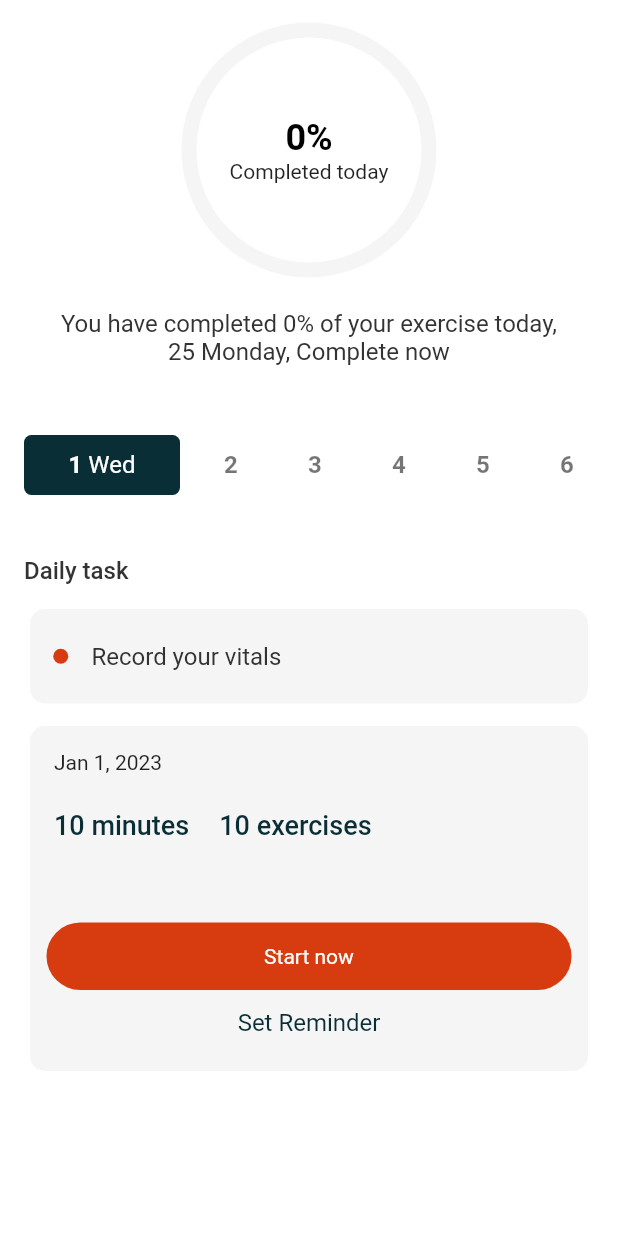
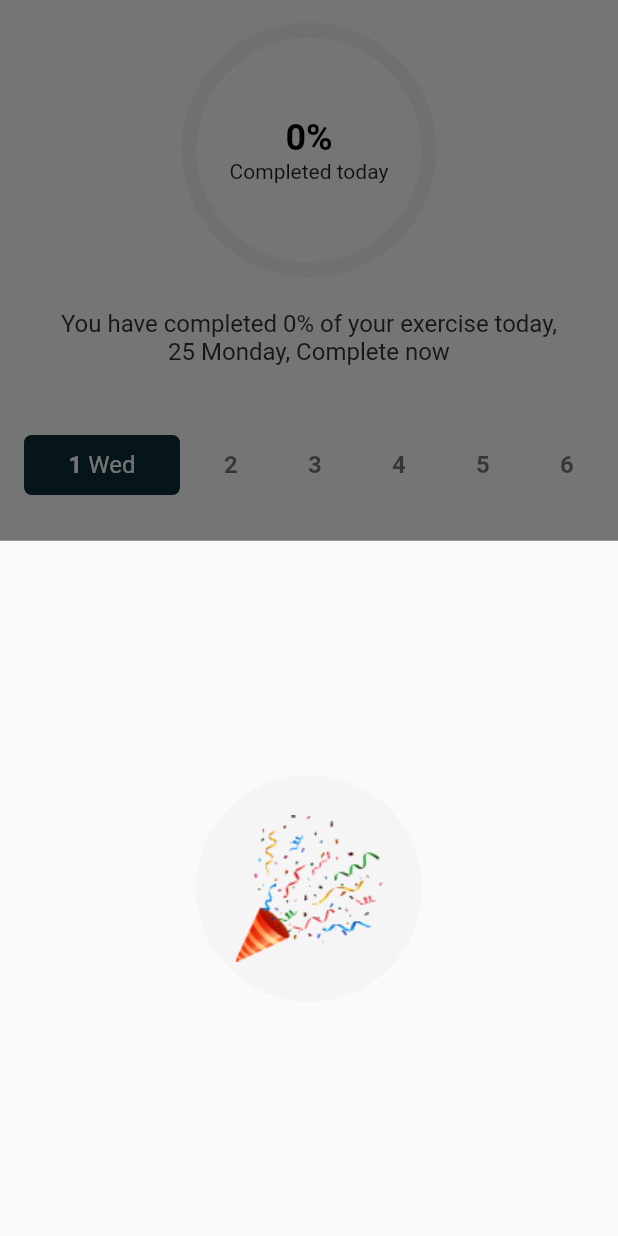
Before and after one commit to oluwajueda/getfitt, a Flutter app: the Home screen opened directly, on a phone screen of 412 x 824 dp. Run offline on Flutter 3.47's test engine with Material 2 defaults, Android fonts, the light colour scheme and no system bars; drawn by our look-alikes of percent_indicator; our stand-ins replace cloud_firestore, firebase_auth, firebase_core, flutter_bloc, pinput; accounts and stored records are empty.

Commit message:
add showModalBottomSheet to home page

```diff
--- a/lib/main.dart
+++ b/lib/main.dart
@@ -4,24 +4,12 @@ import 'dart:async';
 
 import 'package:flutter/cupertino.dart';
 import 'package:flutter/material.dart';
-import 'package:getfitts/TimerScreen.dart';
-import 'package:getfitts/provider/vitals.dart';
 import 'package:getfitts/screens/GetNotification.dart';
 import 'package:getfitts/screens/Home.dart';
-import 'package:getfitts/screens/Information.dart';
 import 'package:getfitts/screens/LandingPage.dart';
-import 'package:getfitts/screens/Login.dart';
-import 'package:getfitts/screens/OTP.dart';
-import 'package:getfitts/screens/SignUp.dart';
-import 'package:getfitts/screens/VerifyEmail.dart';
 import 'package:getfitts/screens/VerifyPhone.dart';
 import 'package:firebase_core/firebase_core.dart';
-import 'package:getfitts/screens/VerifyPhoneCode.dart';
-import 'package:getfitts/screens/Vitals.dart';
-import 'package:getfitts/screens/VitalsPage.dart';
-import 'package:getfitts/screens/VitalsSaved.dart';
 import 'package:getfitts/utils/application_state.dart';
-import 'package:getfitts/utils/sendOTP.dart';
 import 'firebase_options.dart';
 import 'package:provider/provider.dart';
 import 'package:getfitts/screens/FirstVerifyPhone.dart';
@@ -51,8 +39,9 @@ void main() async {
             }
 
             return MaterialApp(
-                home: GetNotification(),
-                routes: {"phone": (context) => VerifyPhone()});
+              home: Home(),
+              routes: {"phone": (context) => VerifyPhone()},
+            );
           },
         ),
       ),
--- a/lib/screens/Home.dart
+++ b/lib/screens/Home.dart
@@ -1,6 +1,8 @@
 // ignore_for_file: prefer_const_constructors
 import 'dart:async';
+import 'package:cloud_firestore/cloud_firestore.dart';
 import 'package:flutter/material.dart';
+import 'package:flutter/scheduler.dart';
 import 'package:flutter/src/widgets/container.dart';
 import 'package:flutter/src/widgets/framework.dart';
 import 'package:getfitts/screens/Vitals.dart';
@@ -47,6 +49,29 @@ class _HomeState extends State<Home> {
 
   @override
   Widget build(BuildContext context) {
+    SchedulerBinding.instance.addPostFrameCallback((timestamp) {
+      showModalBottomSheet(
+          context: context,
+          builder: (BuildContext context) {
+            return SizedBox(
+              height: 516,
+              child: Column(
+                mainAxisAlignment: MainAxisAlignment.center,
+                children: [
+                  Container(
+                    width: 151,
+                    height: 151,
+                    decoration: BoxDecoration(
+                        image: DecorationImage(
+                            image: AssetImage('assets/images/celebrate2.png')),
+                        color: Color.fromRGBO(245, 245, 245, 1),
+                        shape: BoxShape.circle),
+                  ),
+                ],
+              ),
+            );
+          });
+    });
     return Scaffold(
       backgroundColor: Colors.white,
       body: SingleChildScrollView(
--- a/lib/screens/Information.dart
+++ b/lib/screens/Information.dart
@@ -3,14 +3,9 @@
 import 'package:cloud_firestore/cloud_firestore.dart';
 import 'package:firebase_auth/firebase_auth.dart';
 import 'package:flutter/material.dart';
-import 'package:flutter/src/widgets/container.dart';
-import 'package:flutter/src/widgets/framework.dart';
 import 'package:getfitts/main.dart';
-import 'package:getfitts/screens/Home.dart';
 import 'package:getfitts/screens/SignUp.dart';
-import 'package:getfitts/utils/application_state.dart';
 import 'package:intl/intl.dart';
-import 'package:provider/provider.dart';
 
 class Information extends StatefulWidget {
   const Information({super.key});
```
Also changed, not shown: assets/images/celebrate2.png (added).
